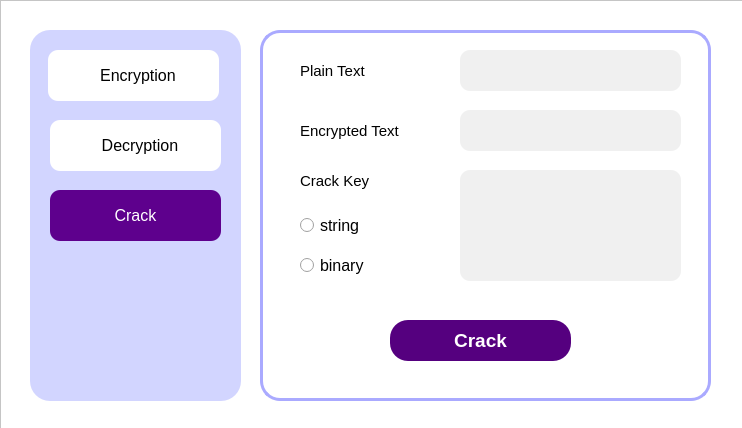
Old version of the form ui/crack.ui in the repository Jiewoe/Simple_DES.
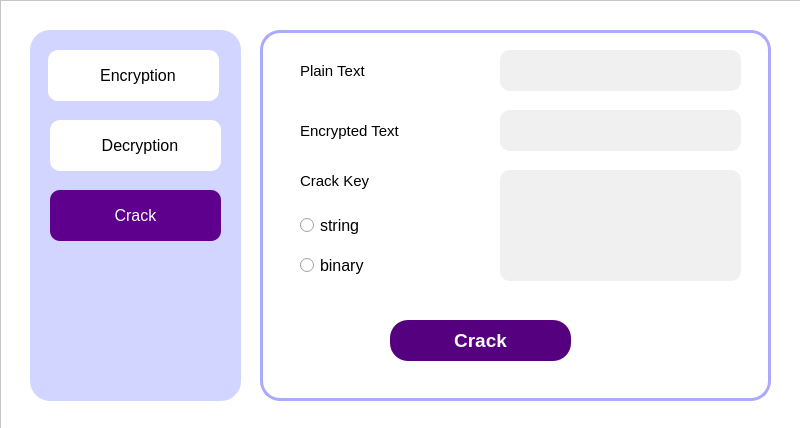
New version of the form. Icons and pictures are not drawn.

Diff of the .ui file:
```diff
--- a/ui/crack.ui
+++ b/ui/crack.ui
@@ -6,7 +6,7 @@
    <rect>
     <x>0</x>
     <y>0</y>
-    <width>742</width>
+    <width>800</width>
     <height>428</height>
    </rect>
   </property>
@@ -18,13 +18,13 @@
   </property>
   <property name="minimumSize">
    <size>
-    <width>742</width>
+    <width>800</width>
     <height>428</height>
    </size>
   </property>
   <property name="maximumSize">
    <size>
-    <width>742</width>
+    <width>800</width>
     <height>428</height>
    </size>
   </property>
@@ -41,7 +41,7 @@
      <rect>
       <x>0</x>
       <y>0</y>
-      <width>751</width>
+      <width>821</width>
       <height>451</height>
      </rect>
     </property>
@@ -73,7 +73,7 @@
       <rect>
        <x>260</x>
        <y>30</y>
-       <width>451</width>
+       <width>511</width>
        <height>371</height>
       </rect>
      </property>
@@ -107,7 +107,7 @@
        <rect>
         <x>40</x>
         <y>20</y>
-        <width>111</width>
+        <width>191</width>
         <height>41</height>
        </rect>
       </property>
@@ -128,7 +128,7 @@
        <rect>
         <x>40</x>
         <y>80</y>
-        <width>131</width>
+        <width>181</width>
         <height>41</height>
        </rect>
       </property>
@@ -187,9 +187,9 @@
      <widget class="QLineEdit" name="plain_text_input">
       <property name="geometry">
        <rect>
-        <x>200</x>
+        <x>240</x>
         <y>20</y>
-        <width>221</width>
+        <width>241</width>
         <height>41</height>
        </rect>
       </property>
@@ -217,7 +217,7 @@
        <rect>
         <x>40</x>
         <y>180</y>
-        <width>81</width>
+        <width>171</width>
         <height>31</height>
        </rect>
       </property>
@@ -241,7 +241,7 @@
        <rect>
         <x>40</x>
         <y>220</y>
-        <width>81</width>
+        <width>181</width>
         <height>31</height>
        </rect>
       </property>
@@ -265,7 +265,7 @@
        <rect>
         <x>40</x>
         <y>130</y>
-        <width>131</width>
+        <width>191</width>
         <height>41</height>
        </rect>
       </property>
@@ -284,9 +284,9 @@
      <widget class="QTextEdit" name="key_result">
       <property name="geometry">
        <rect>
-        <x>200</x>
+        <x>240</x>
         <y>140</y>
-        <width>221</width>
+        <width>241</width>
         <height>111</height>
        </rect>
       </property>
@@ -317,9 +317,9 @@
      <widget class="QLineEdit" name="encrypted_text_input">
       <property name="geometry">
        <rect>
-        <x>200</x>
+        <x>240</x>
         <y>80</y>
-        <width>221</width>
+        <width>241</width>
         <height>41</height>
        </rect>
       </property>
```
Left out of the diff: 16 changed lines with no effect on the pictures.
